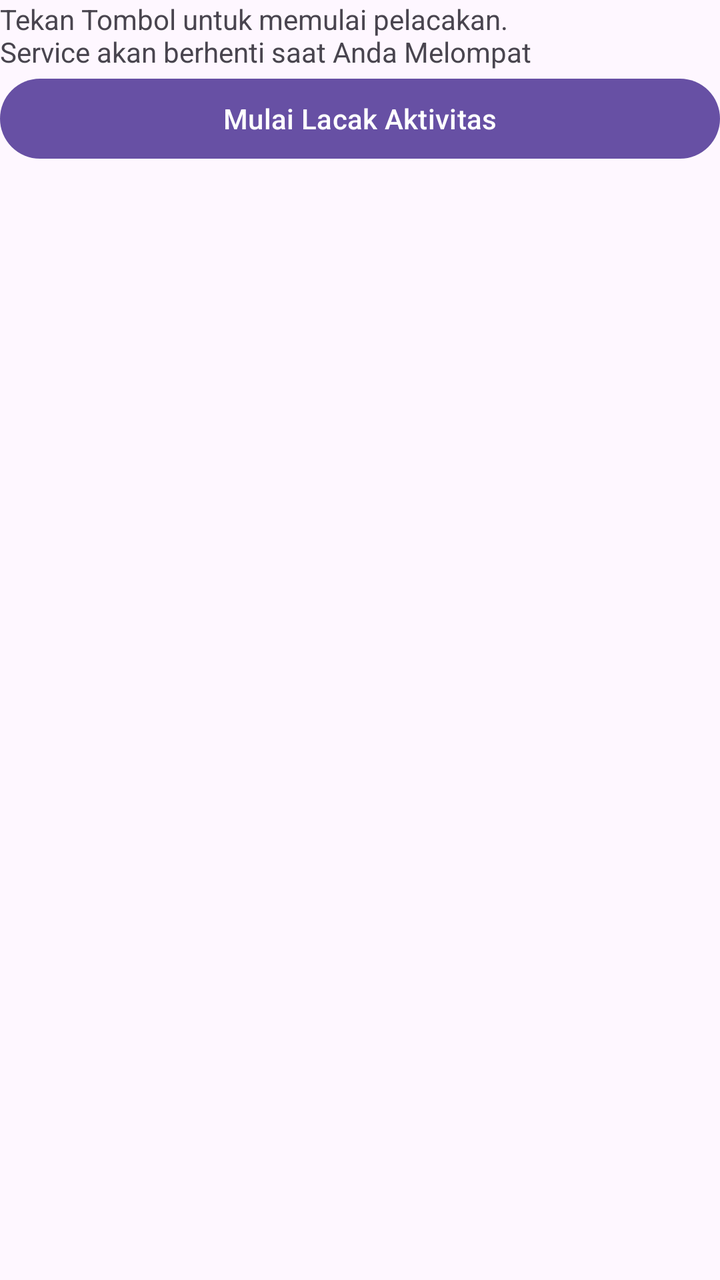
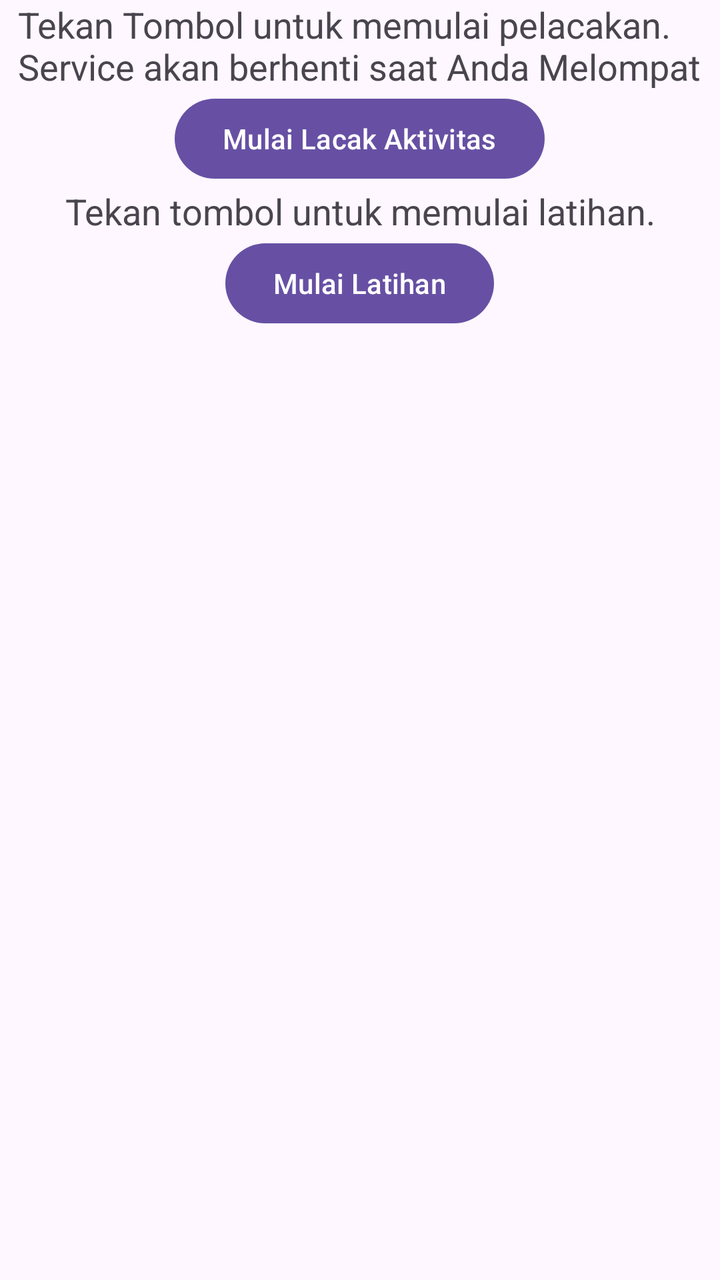

An Android layout rendered at two revisions. The XML below is the earlier revision; the diff shows what the commit changed to produce the second picture.
<!-- AndroidManifest.xml: application theme Theme.BackgroundServices -->
<!-- res/layout/activity_main.xml -->
<?xml version="1.0" encoding="utf-8"?>
<LinearLayout xmlns:android="http://schemas.android.com/apk/res/android"
    xmlns:app="http://schemas.android.com/apk/res-auto"
    xmlns:tools="http://schemas.android.com/tools"
    android:id="@+id/main"
    android:layout_width="wrap_content"
    android:layout_height="wrap_content"
    android:layout_gravity="center"
    android:orientation="vertical"

    tools:context=".MainActivity">

    <TextView
        android:layout_width="match_parent"
        android:layout_height="wrap_content"
        android:id="@+id/txtLaca"
        android:text="Tekan Tombol untuk memulai pelacakan. \nService akan berhenti saat Anda Melompat"
        />

    <Button
        android:layout_width="match_parent"
        android:layout_height="wrap_content"
        android:layout_gravity="center"
        android:text="Mulai Lacak Aktivitas"
        android:id="@+id/btnLacak"/>

</LinearLayout>
<!-- resources referenced by this layout -->
<resources>
  <style name="Theme.BackgroundServices" parent="Base.Theme.BackgroundServices" />
  <style name="Base.Theme.BackgroundServices" parent="Theme.Material3.DayNight.NoActionBar">
          
          
      </style>
</resources>

<!-- the commit's change to res/layout/activity_main.xml (unified diff, before → after) -->
@@ -3,7 +3,7 @@
     xmlns:app="http://schemas.android.com/apk/res-auto"
     xmlns:tools="http://schemas.android.com/tools"
     android:id="@+id/main"
-    android:layout_width="wrap_content"
+    android:layout_width="match_parent"
     android:layout_height="wrap_content"
     android:layout_gravity="center"
     android:orientation="vertical"
@@ -11,17 +11,34 @@
     tools:context=".MainActivity">
 
     <TextView
-        android:layout_width="match_parent"
+        android:layout_width="wrap_content"
         android:layout_height="wrap_content"
-        android:id="@+id/txtLaca"
+        android:layout_gravity="center"
+        android:id="@+id/txtLacak"
+        android:textSize="18sp"
         android:text="Tekan Tombol untuk memulai pelacakan. \nService akan berhenti saat Anda Melompat"
         />
 
     <Button
-        android:layout_width="match_parent"
+        android:layout_width="wrap_content"
         android:layout_height="wrap_content"
         android:layout_gravity="center"
         android:text="Mulai Lacak Aktivitas"
         android:id="@+id/btnLacak"/>
 
+    <TextView
+        android:id="@+id/txtLatihan"
+        android:layout_width="match_parent"
+        android:layout_height="wrap_content"
+        android:gravity="center"
+        android:text="Tekan tombol untuk memulai latihan."
+        android:textSize="18sp" />
+
+    <Button
+        android:id="@+id/btnLatihan"
+        android:layout_width="wrap_content"
+        android:layout_height="wrap_content"
+        android:layout_gravity="center"
+        android:text="Mulai Latihan" />
+
 </LinearLayout>
